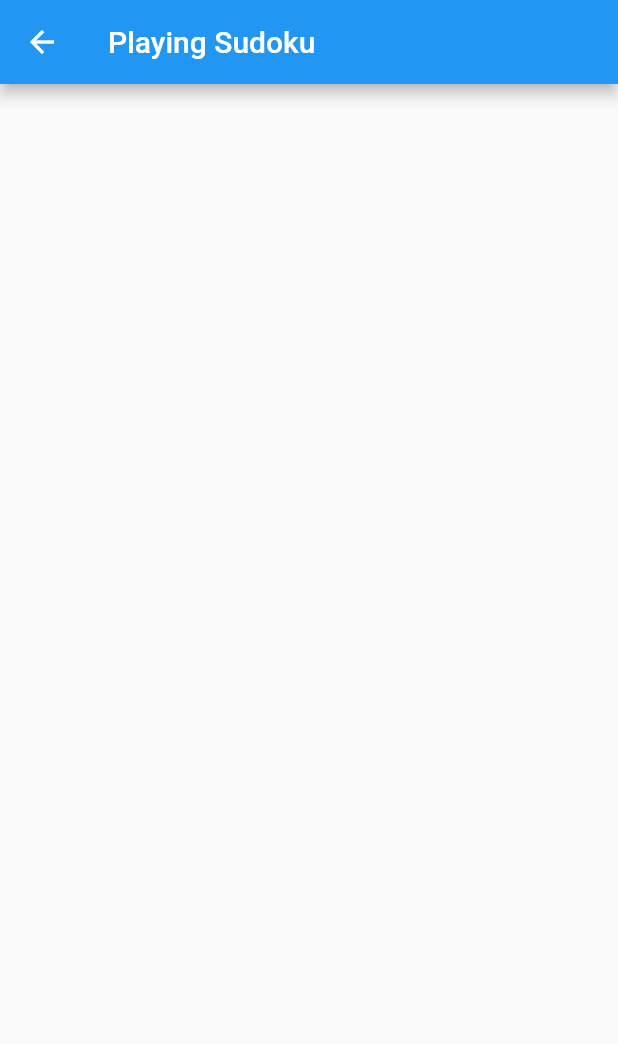
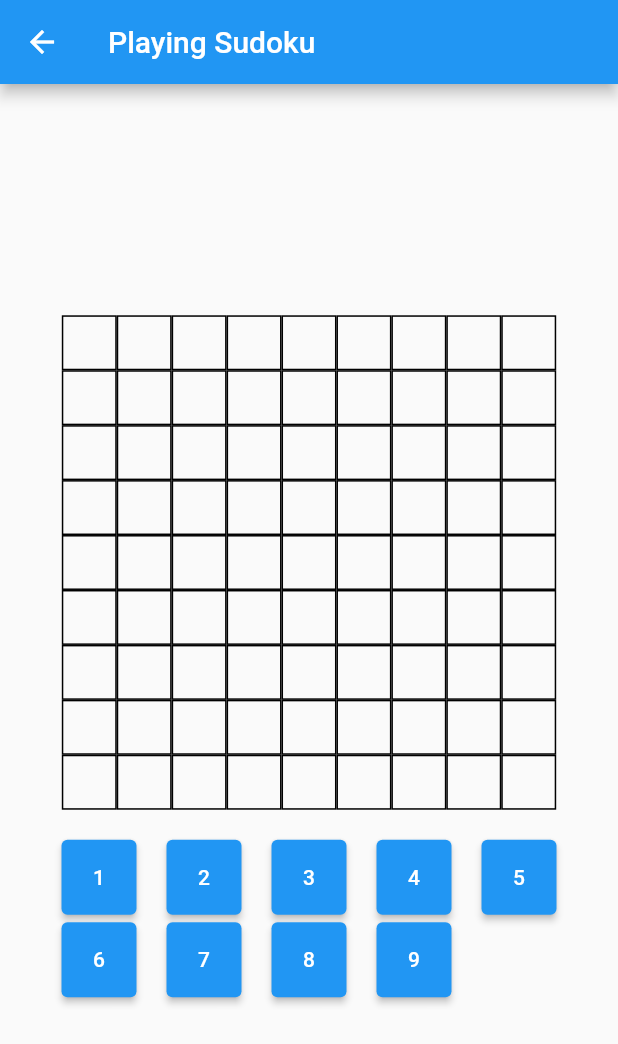
Before and after one commit to persedawny/PuzzleSolver, a Flutter app: the screen it shows after launch, after a tap on "Play", on a phone screen of 412 x 824 dp. Shown: the top 1044 px of the screen. Run offline on Flutter 3.47's test engine with Material 2 defaults, Android fonts, the phone set to English and light mode, and no system bars.

Commit message:
wip added sudoku component

```diff
--- /dev/null
+++ b/puzzle_solver_app/lib/models/field.dart
@@ -0,0 +1,5 @@
+class Field {
+  Field({required this.index, required this.value});
+  final int index;
+  final int? value;
+}
--- /dev/null
+++ b/puzzle_solver_app/lib/models/sudoku.dart
@@ -0,0 +1,7 @@
+import 'package:puzzle_solver_app/models/field.dart';
+
+class Sudoku {
+  Sudoku({required this.fields});
+
+  final List<Field> fields;
+}
--- /dev/null
+++ b/puzzle_solver_app/lib/ui/components/sudoku_field_widget.dart
@@ -0,0 +1,47 @@
+import 'package:flutter/material.dart';
+import 'package:puzzle_solver_app/models/field.dart';
+
+class SudokField extends StatefulWidget {
+  const SudokField({
+    Key? key,
+    required this.field,
+    required this.onPressed,
+    required this.selected,
+  }) : super(key: key);
+
+  final Field field;
+  final Function(int) onPressed;
+  final int? selected;
+
+  @override
+  _SudokFieldState createState() => _SudokFieldState();
+}
+
+class _SudokFieldState extends State<SudokField> {
+  @override
+  Widget build(BuildContext context) {
+    return GestureDetector(
+      onTap: () {
+        widget.onPressed(widget.field.index);
+      },
+      child: Container(
+        height: 20,
+        width: 20,
+        decoration: BoxDecoration(
+          border: Border.all(
+            width: widget.selected == widget.field.index ? 5 : 1,
+            color: widget.selected == widget.field.index
+                ? Colors.red
+                : Colors.black,
+          ),
+        ),
+        padding: const EdgeInsets.all(5),
+        child: Center(
+          child: Text(
+            widget.field.value != null ? widget.field.value.toString() : '',
+          ),
+        ),
+      ),
+    );
+  }
+}
--- /dev/null
+++ b/puzzle_solver_app/lib/ui/components/sudoku_widget.dart
@@ -0,0 +1,37 @@
+import 'package:flutter/material.dart';
+import 'package:puzzle_solver_app/models/sudoku.dart';
+import 'package:puzzle_solver_app/ui/components/sudoku_field_widget.dart';
+
+class SudokuWidget extends StatefulWidget {
+  const SudokuWidget({Key? key, required this.sudoku}) : super(key: key);
+
+  final Sudoku sudoku;
+
+  @override
+  State<SudokuWidget> createState() => _SudokuWidgetState();
+}
+
+class _SudokuWidgetState extends State<SudokuWidget> {
+  int? selectedField;
+  @override
+  Widget build(BuildContext context) {
+    return GridView(
+      gridDelegate: const SliverGridDelegateWithFixedCrossAxisCount(
+        crossAxisCount: 9,
+      ),
+      children: widget.sudoku.fields
+          .map(
+            (e) => SudokField(
+              field: e,
+              selected: selectedField,
+              onPressed: (idx) {
+                setState(() {
+                  selectedField = idx;
+                });
+              },
+            ),
+          )
+          .toList(),
+    );
+  }
+}
--- a/puzzle_solver_app/lib/ui/screens/play.dart
+++ b/puzzle_solver_app/lib/ui/screens/play.dart
@@ -1,5 +1,11 @@
+import 'dart:math';
+
 import 'package:flutter/material.dart';
 import 'package:puzzle_solver_app/main.dart';
+import 'package:puzzle_solver_app/models/field.dart';
+import 'package:puzzle_solver_app/models/sudoku.dart';
+import 'package:puzzle_solver_app/ui/components/sudoku_widget.dart';
+import 'package:puzzle_solver_app/ui/utils/button.dart';
 import 'package:puzzle_solver_app/utils/puzzle_enum_extension.dart';
 
 class Play extends StatefulWidget {
@@ -10,12 +16,52 @@ class Play extends StatefulWidget {
 }
 
 class _PlayState extends State<Play> {
+  late Sudoku sudoku;
+  @override
+  void initState() {
+    super.initState();
+    List<Field> fields = [];
+    for (int i = 0; i < 81; i++) {
+      Random rnd = Random();
+      bool r = rnd.nextBool();
+      fields.add(Field(index: i, value: r ? null : 1));
+    }
+    sudoku = Sudoku(fields: fields);
+  }
+
   @override
   Widget build(BuildContext context) {
     return Scaffold(
       appBar: AppBar(
         title: Text("Playing ${Home.selectedPuzzle.toPuzzleString()}"),
       ),
+      body: Column(
+        mainAxisAlignment: MainAxisAlignment.center,
+        children: [
+          SizedBox(
+            height: MediaQuery.of(context).size.height * 0.4,
+            width: MediaQuery.of(context).size.height * 0.4,
+            child: SudokuWidget(
+              sudoku: sudoku,
+            ),
+          ),
+          Container(
+            height: 20,
+          ),
+          Wrap(
+            children: [
+              for (int i = 1; i <= 9; i++) ...{
+                CustomButton(
+                  height: 50,
+                  width: 50,
+                  label: i.toString(),
+                  onPressed: () {},
+                ),
+              },
+            ],
+          )
+        ],
+      ),
     );
   }
 }
--- a/puzzle_solver_app/lib/ui/utils/button.dart
+++ b/puzzle_solver_app/lib/ui/utils/button.dart
@@ -5,18 +5,22 @@ class CustomButton extends StatelessWidget {
     Key? key,
     required this.label,
     required this.onPressed,
+    this.width = 200,
+    this.height = 50,
   }) : super(key: key);
 
   final Function onPressed;
   final String label;
+  final double height;
+  final double width;
 
   @override
   Widget build(BuildContext context) {
     return Padding(
-      padding: const EdgeInsets.only(bottom: 5),
+      padding: const EdgeInsets.only(bottom: 5, right: 10, left: 10),
       child: SizedBox(
-        height: 50,
-        width: 200,
+        height: height,
+        width: width,
         child: ElevatedButton(
           onPressed: () {
             onPressed.call();
```
